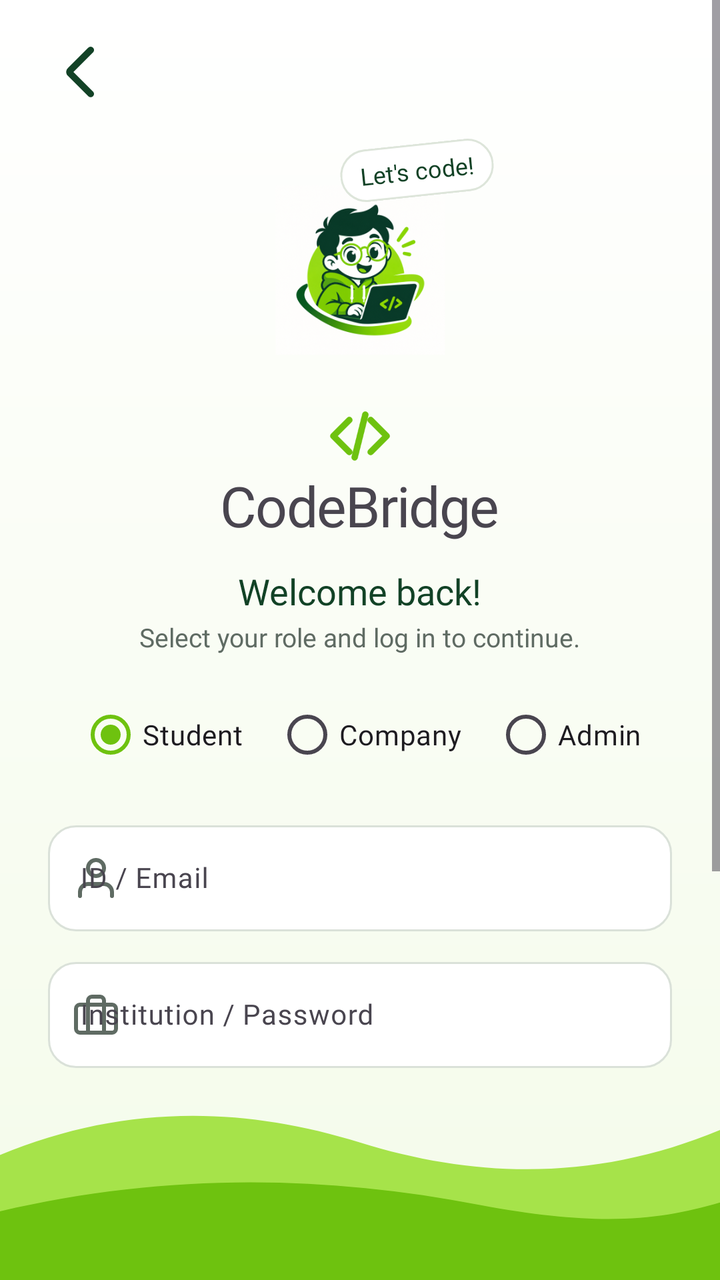
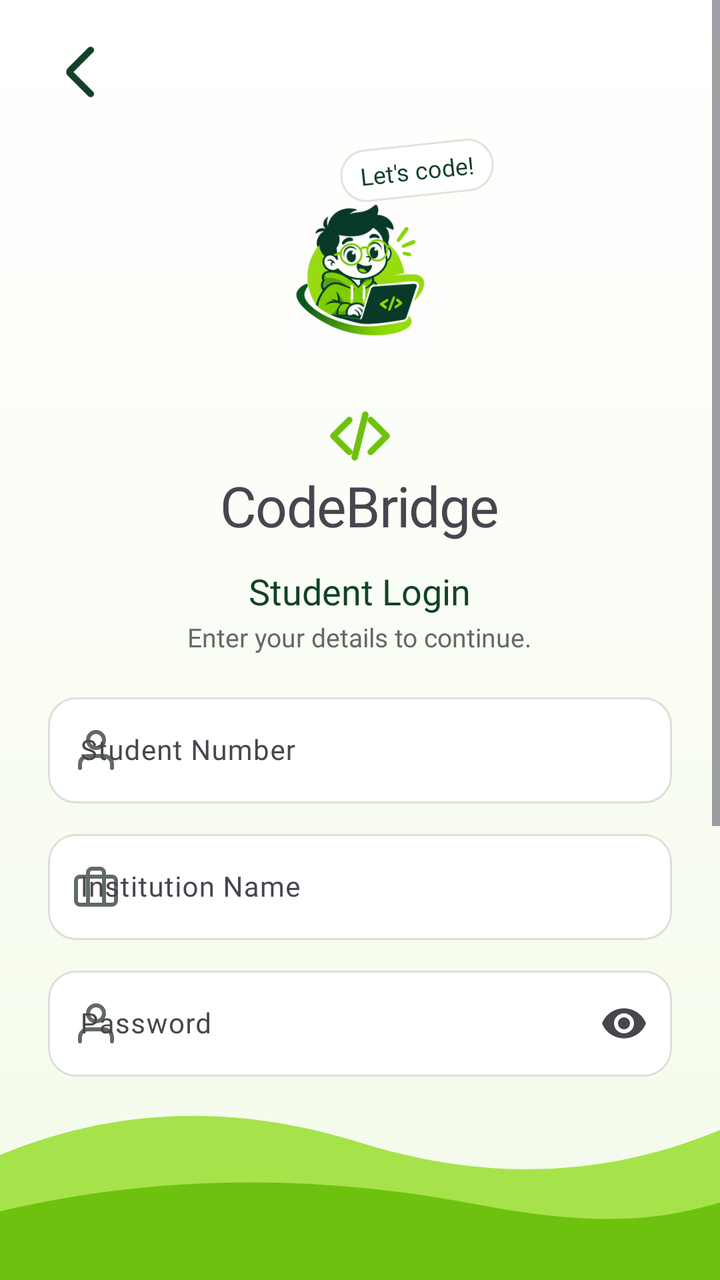

An Android layout rendered at two revisions. The XML below is the earlier revision; the diff shows what the commit changed to produce the second picture.
<!-- AndroidManifest.xml: application theme Theme.CodeBridge -->
<!-- res/layout/fragment_login.xml -->
<?xml version="1.0" encoding="utf-8"?>
<androidx.constraintlayout.widget.ConstraintLayout xmlns:android="http://schemas.android.com/apk/res/android"
    xmlns:app="http://schemas.android.com/apk/res-auto"
    android:layout_width="match_parent"
    android:layout_height="match_parent"
    android:background="@drawable/bg_splash">

    <ImageView
        android:id="@+id/ivWave"
        android:layout_width="match_parent"
        android:layout_height="100dp"
        android:importantForAccessibility="no"
        android:scaleType="fitXY"
        android:src="@drawable/wave_bottom"
        app:layout_constraintBottom_toBottomOf="parent" />

    <ScrollView
        android:layout_width="match_parent"
        android:layout_height="0dp"
        android:fillViewport="true"
        app:layout_constraintBottom_toTopOf="@id/ivWave"
        app:layout_constraintTop_toTopOf="parent">

        <LinearLayout
            android:layout_width="match_parent"
            android:layout_height="wrap_content"
            android:gravity="center_horizontal"
            android:orientation="vertical"
            android:paddingStart="24dp"
            android:paddingTop="12dp"
            android:paddingEnd="24dp"
            android:paddingBottom="8dp">

            <ImageButton
                android:id="@+id/btnBack"
                android:layout_width="48dp"
                android:layout_height="48dp"
                android:layout_gravity="start"
                android:background="?attr/selectableItemBackgroundBorderless"
                android:contentDescription="Back"
                android:padding="8dp"
                android:scaleType="fitCenter"
                android:src="@drawable/ic_arrow_back"
                app:tint="@color/cb_dark_green" />

            <androidx.constraintlayout.widget.ConstraintLayout
                android:layout_width="wrap_content"
                android:layout_height="140dp"
                android:layout_gravity="center_horizontal">

                <ImageView
                    android:id="@+id/ivMascot"
                    android:layout_width="150dp"
                    android:layout_height="130dp"
                    android:contentDescription="CodeBridge mascot"
                    android:scaleType="fitCenter"
                    android:src="@drawable/code_launcher"
                    app:layout_constraintBottom_toBottomOf="parent"
                    app:layout_constraintEnd_toEndOf="parent"
                    app:layout_constraintStart_toStartOf="parent" />

                <TextView
                    android:layout_width="wrap_content"
                    android:layout_height="wrap_content"
                    android:layout_marginTop="2dp"
                    android:layout_marginEnd="8dp"
                    android:background="@drawable/bg_speech_bubble"
                    android:fontFamily="@font/nunito_extrabold"
                    android:paddingHorizontal="10dp"
                    android:paddingVertical="5dp"
                    android:rotation="-6"
                    android:text="Let's code!"
                    android:textColor="@color/cb_dark_green"
                    android:textSize="12sp"
                    app:layout_constraintEnd_toEndOf="@id/ivMascot"
                    app:layout_constraintTop_toTopOf="@id/ivMascot" />
            </androidx.constraintlayout.widget.ConstraintLayout>

            <ImageView
                android:layout_width="32dp"
                android:layout_height="32dp"
                android:layout_marginTop="2dp"
                android:importantForAccessibility="no"
                android:src="@drawable/ic_code_brackets" />

            <TextView
                android:id="@+id/tvBrand"
                android:layout_width="wrap_content"
                android:layout_height="wrap_content"
                android:fontFamily="@font/nunito_extrabold"
                android:letterSpacing="-0.02"
                android:text="CodeBridge"
                android:textSize="28sp" />

            <TextView
                android:layout_width="wrap_content"
                android:layout_height="wrap_content"
                android:layout_marginTop="12dp"
                android:fontFamily="@font/nunito_extrabold"
                android:text="Welcome back!"
                android:textColor="@color/cb_dark_green"
                android:textSize="18sp" />

            <TextView
                android:layout_width="wrap_content"
                android:layout_height="wrap_content"
                android:layout_marginTop="2dp"
                android:fontFamily="@font/nunito_regular"
                android:text="Select your role and log in to continue."
                android:textColor="@color/cb_text_secondary"
                android:textSize="13sp" />

            
            <RadioGroup
                android:id="@+id/roleGroup"
                android:layout_width="match_parent"
                android:layout_height="wrap_content"
                android:layout_marginTop="16dp"
                android:gravity="center"
                android:orientation="horizontal">

                <RadioButton
                    android:id="@+id/radioStudent"
                    android:layout_width="wrap_content"
                    android:layout_height="wrap_content"
                    android:layout_marginEnd="16dp"
                    android:checked="true"
                    android:fontFamily="@font/nunito_regular"
                    android:text="Student" />

                <RadioButton
                    android:id="@+id/radioCompany"
                    android:layout_width="wrap_content"
                    android:layout_height="wrap_content"
                    android:layout_marginEnd="16dp"
                    android:fontFamily="@font/nunito_regular"
                    android:text="Company" />

                <RadioButton
                    android:id="@+id/radioAdmin"
                    android:layout_width="wrap_content"
                    android:layout_height="wrap_content"
                    android:fontFamily="@font/nunito_regular"
                    android:text="Admin" />
            </RadioGroup>

            <com.google.android.material.textfield.TextInputLayout
                android:id="@+id/tilStudentNumber"
                style="@style/Widget.Material3.TextInputLayout.OutlinedBox"
                android:layout_width="match_parent"
                android:layout_height="wrap_content"
                android:layout_marginTop="16dp"
                android:hint="ID / Email"
                app:boxBackgroundColor="@android:color/white"
                app:boxCornerRadiusBottomEnd="14dp"
                app:boxCornerRadiusBottomStart="14dp"
                app:boxCornerRadiusTopEnd="14dp"
                app:boxCornerRadiusTopStart="14dp"
                app:boxStrokeColor="@drawable/box_stroke"
                app:boxStrokeWidth="1dp"
                app:boxStrokeWidthFocused="2dp"
                app:startIconDrawable="@drawable/ic_cb_user"
                app:startIconTint="@color/cb_text_secondary">

                <com.google.android.material.textfield.TextInputEditText
                    android:id="@+id/etStudentNumber"
                    android:layout_width="match_parent"
                    android:layout_height="wrap_content"
                    android:fontFamily="@font/nunito_regular"
                    android:inputType="text"
                    android:textSize="14sp" />
            </com.google.android.material.textfield.TextInputLayout>

            <com.google.android.material.textfield.TextInputLayout
                android:id="@+id/tilInstitution"
                style="@style/Widget.Material3.TextInputLayout.OutlinedBox"
                android:layout_width="match_parent"
                android:layout_height="wrap_content"
                android:layout_marginTop="10dp"
                android:hint="Institution / Password"
                app:boxBackgroundColor="@android:color/white"
                app:boxCornerRadiusBottomEnd="14dp"
                app:boxCornerRadiusBottomStart="14dp"
                app:boxCornerRadiusTopEnd="14dp"
                app:boxCornerRadiusTopStart="14dp"
                app:boxStrokeColor="@drawable/box_stroke"
                app:boxStrokeWidth="1dp"
                app:boxStrokeWidthFocused="2dp"
                app:startIconDrawable="@drawable/ic_cb_brief"
                app:startIconTint="@color/cb_text_secondary">

                <com.google.android.material.textfield.TextInputEditText
                    android:id="@+id/etInstitution"
                    android:layout_width="match_parent"
                    android:layout_height="wrap_content"
                    android:fontFamily="@font/nunito_regular"
                    android:inputType="text"
                    android:textSize="14sp" />
            </com.google.android.material.textfield.TextInputLayout>

            <com.google.android.material.button.MaterialButton
                android:id="@+id/btnLogin"
                android:layout_width="match_parent"
                android:layout_height="50dp"
                android:layout_marginTop="10dp"
                android:backgroundTint="@color/cb_green"
                android:fontFamily="@font/nunito_extrabold"
                android:text="Log In"
                android:textAllCaps="false"
                android:textColor="@android:color/white"
                android:textSize="15sp"
                app:cornerRadius="25dp" />

            
            <LinearLayout
                android:layout_width="match_parent"
                android:layout_height="wrap_content"
                android:layout_marginTop="16dp"
                android:gravity="center"
                android:orientation="horizontal">

                <TextView
                    android:id="@+id/tvRegisterStudent"
                    android:layout_width="wrap_content"
                    android:layout_height="wrap_content"
                    android:padding="8dp"
                    android:text="New Student? Register"
                    android:textColor="@color/cb_dark_green"
                    android:textStyle="bold" />

                <TextView
                    android:layout_width="wrap_content"
                    android:layout_height="wrap_content"
                    android:text=" | "
                    android:textColor="@color/cb_text_secondary" />

                <TextView
                    android:id="@+id/tvRegisterCompany"
                    android:layout_width="wrap_content"
                    android:layout_height="wrap_content"
                    android:padding="8dp"
                    android:text="New Company? Register"
                    android:textColor="@color/cb_dark_green"
                    android:textStyle="bold" />
            </LinearLayout>

        </LinearLayout>
    </ScrollView>
</androidx.constraintlayout.widget.ConstraintLayout>
<!-- resources referenced by this layout -->
<resources>
  <color name="cb_dark_green">#124226</color>
  <color name="cb_green">#6EC20F</color>
  <color name="cb_text_secondary">#5F6B63</color>
  <!-- drawable bg_speech_bubble (drawable) -->
  <shape xmlns:android="http://schemas.android.com/apk/res/android" android:shape="rectangle">
      <solid android:color="@android:color/white" />
      <stroke android:width="1dp" android:color="@color/cb_stroke" />
      <corners android:radius="18dp" />
  </shape>
  <!-- drawable bg_splash (drawable) -->
  <shape xmlns:android="http://schemas.android.com/apk/res/android">
      <gradient
          android:angle="270"
          android:startColor="#FFFFFF"
          android:endColor="@color/cb_bg_top" />
  </shape>
  <!-- drawable box_stroke (drawable) -->
  <?xml version="1.0" encoding="utf-8"?>
  <selector xmlns:android="http://schemas.android.com/apk/res/android">
      <item android:state_focused="true" android:color="@color/cb_green" />
      <item android:color="@color/cb_stroke_soft" />
  </selector>
  <!-- drawable ic_arrow_back (drawable) -->
  <vector xmlns:android="http://schemas.android.com/apk/res/android" android:autoMirrored="true" android:height="24dp" android:tint="#656565" android:viewportHeight="960" android:viewportWidth="960" android:width="24dp">
        
      <path android:fillColor="@android:color/white" android:pathData="M142,480L436,774Q451,789 450.5,809Q450,829 435,844Q420,859 400,859Q380,859 365,844L57,537Q45,525 39,510Q33,495 33,480Q33,465 39,450Q45,435 57,423L365,115Q380,100 400.5,100.5Q421,101 436,116Q451,131 451,151Q451,171 436,186L142,480Z"/>
      
  </vector>
  <!-- drawable ic_cb_user (drawable) -->
  <?xml version="1.0" encoding="utf-8"?>
  <vector xmlns:android="http://schemas.android.com/apk/res/android"
      android:width="24dp" android:height="24dp" android:viewportWidth="24" android:viewportHeight="24">
      <path android:pathData="M20 21v-2a4 4 0 0 0-4-4H8a4 4 0 0 0-4 4v2" android:strokeColor="#FF121212" android:strokeWidth="2" android:strokeLineCap="round" android:strokeLineJoin="round"/>
      <path android:pathData="M8.0,7.0 a4.0,4.0 0 1,0 8.0,0 a4.0,4.0 0 1,0 -8.0,0" android:strokeColor="#FF121212" android:strokeWidth="2" android:strokeLineCap="round" android:strokeLineJoin="round"/>
  </vector>
  <!-- drawable ic_code_brackets (drawable) -->
  <vector xmlns:android="http://schemas.android.com/apk/res/android"
      android:width="48dp" android:height="48dp"
      android:viewportWidth="24" android:viewportHeight="24">
      <path
          android:pathData="M8,6 L2,12 L8,18 M16,6 L22,12 L16,18 M14,4 L10,20"
          android:strokeColor="@color/cb_green"
          android:strokeWidth="2.4"
          android:strokeLineCap="round"
          android:strokeLineJoin="round" />
  </vector>
  <!-- drawable wave_bottom (drawable) -->
  <vector xmlns:android="http://schemas.android.com/apk/res/android"
      android:width="360dp" android:height="160dp"
      android:viewportWidth="360" android:viewportHeight="160">
      <path
          android:fillColor="@color/cb_green_light"
          android:pathData="M0,60 C60,20 120,20 180,50 C240,80 300,80 360,40 L360,160 L0,160 Z" />
      <path
          android:fillColor="@color/cb_green"
          android:pathData="M0,105 C80,75 160,75 240,100 C300,118 330,112 360,98 L360,160 L0,160 Z" />
  </vector>
  <style name="Theme.CodeBridge" parent="Theme.Material3.Light.NoActionBar">
          <item name="colorPrimary">@color/cb_green</item>
          <item name="colorOnPrimary">@color/cb_ink</item>
          <item name="android:statusBarColor">@color/cb_bg</item>
          <item name="android:navigationBarColor">@color/cb_bg</item>
          <item name="android:windowLightStatusBar">true</item>
      </style>
  <color name="cb_stroke">#DDE5DA</color>
  <color name="cb_bg_top">#F4FBEA</color>
  <color name="cb_stroke_soft">#66A3B3A0</color>
  <color name="cb_green_light">#A6E34A</color>
  <color name="cb_ink">#121212</color>
  <color name="cb_bg">#FFFFFF</color>
  <!-- unchanged entries left out for length: 2 -->
</resources>

<!-- the commit's change to res/layout/fragment_login.xml (unified diff, before → after) -->
@@ -93,56 +93,24 @@
                 android:textSize="28sp" />
 
             <TextView
+                android:id="@+id/tvWelcomeTitle"
                 android:layout_width="wrap_content"
                 android:layout_height="wrap_content"
                 android:layout_marginTop="12dp"
                 android:fontFamily="@font/nunito_extrabold"
-                android:text="Welcome back!"
+                android:text="Student Login"
                 android:textColor="@color/cb_dark_green"
                 android:textSize="18sp" />
 
             <TextView
+                android:id="@+id/tvWelcomeSubtitle"
                 android:layout_width="wrap_content"
                 android:layout_height="wrap_content"
                 android:layout_marginTop="2dp"
                 android:fontFamily="@font/nunito_regular"
-                android:text="Select your role and log in to continue."
+                android:text="Enter your details to continue."
                 android:textColor="@color/cb_text_secondary"
                 android:textSize="13sp" />
-
-            
-            <RadioGroup
-                android:id="@+id/roleGroup"
-                android:layout_width="match_parent"
-                android:layout_height="wrap_content"
-                android:layout_marginTop="16dp"
-                android:gravity="center"
-                android:orientation="horizontal">
-
-                <RadioButton
-                    android:id="@+id/radioStudent"
-                    android:layout_width="wrap_content"
-                    android:layout_height="wrap_content"
-                    android:layout_marginEnd="16dp"
-                    android:checked="true"
-                    android:fontFamily="@font/nunito_regular"
-                    android:text="Student" />
-
-                <RadioButton
-                    android:id="@+id/radioCompany"
-                    android:layout_width="wrap_content"
-                    android:layout_height="wrap_content"
-                    android:layout_marginEnd="16dp"
-                    android:fontFamily="@font/nunito_regular"
-                    android:text="Company" />
-
-                <RadioButton
-                    android:id="@+id/radioAdmin"
-                    android:layout_width="wrap_content"
-                    android:layout_height="wrap_content"
-                    android:fontFamily="@font/nunito_regular"
-                    android:text="Admin" />
-            </RadioGroup>
 
             <com.google.android.material.textfield.TextInputLayout
                 android:id="@+id/tilStudentNumber"
@@ -150,7 +118,7 @@
                 android:layout_width="match_parent"
                 android:layout_height="wrap_content"
                 android:layout_marginTop="16dp"
-                android:hint="ID / Email"
+                android:hint="Student Number"
                 app:boxBackgroundColor="@android:color/white"
                 app:boxCornerRadiusBottomEnd="14dp"
                 app:boxCornerRadiusBottomStart="14dp"
@@ -177,7 +145,7 @@
                 android:layout_width="match_parent"
                 android:layout_height="wrap_content"
                 android:layout_marginTop="10dp"
-                android:hint="Institution / Password"
+                android:hint="Institution Name"
                 app:boxBackgroundColor="@android:color/white"
                 app:boxCornerRadiusBottomEnd="14dp"
                 app:boxCornerRadiusBottomStart="14dp"
@@ -198,11 +166,39 @@
                     android:textSize="14sp" />
             </com.google.android.material.textfield.TextInputLayout>
 
+            <com.google.android.material.textfield.TextInputLayout
+                android:id="@+id/tilPassword"
+                style="@style/Widget.Material3.TextInputLayout.OutlinedBox"
+                android:layout_width="match_parent"
+                android:layout_height="wrap_content"
+                android:layout_marginTop="10dp"
+                android:hint="Password"
+                app:boxBackgroundColor="@android:color/white"
+                app:boxCornerRadiusBottomEnd="14dp"
+                app:boxCornerRadiusBottomStart="14dp"
+                app:boxCornerRadiusTopEnd="14dp"
+                app:boxCornerRadiusTopStart="14dp"
+                app:boxStrokeColor="@drawable/box_stroke"
+                app:boxStrokeWidth="1dp"
+                app:boxStrokeWidthFocused="2dp"
+                app:endIconMode="password_toggle"
+                app:startIconDrawable="@drawable/ic_cb_user"
+                app:startIconTint="@color/cb_text_secondary">
+
+                <com.google.android.material.textfield.TextInputEditText
+                    android:id="@+id/etPassword"
+                    android:layout_width="match_parent"
+                    android:layout_height="wrap_content"
+                    android:fontFamily="@font/nunito_regular"
+                    android:inputType="textPassword" 
+                    android:textSize="14sp" />
+            </com.google.android.material.textfield.TextInputLayout>
+
             <com.google.android.material.button.MaterialButton
                 android:id="@+id/btnLogin"
                 android:layout_width="match_parent"
                 android:layout_height="50dp"
-                android:layout_marginTop="10dp"
+                android:layout_marginTop="16dp"
                 android:backgroundTint="@color/cb_green"
                 android:fontFamily="@font/nunito_extrabold"
                 android:text="Log In"
@@ -211,37 +207,31 @@
                 android:textSize="15sp"
                 app:cornerRadius="25dp" />
 
-            
             <LinearLayout
                 android:layout_width="match_parent"
                 android:layout_height="wrap_content"
                 android:layout_marginTop="16dp"
                 android:gravity="center"
-                android:orientation="horizontal">
+                android:orientation="vertical">
 
                 <TextView
-                    android:id="@+id/tvRegisterStudent"
+                    android:id="@+id/tvRegisterLink"
                     android:layout_width="wrap_content"
                     android:layout_height="wrap_content"
                     android:padding="8dp"
-                    android:text="New Student? Register"
+                    android:text="New Student? Register here"
                     android:textColor="@color/cb_dark_green"
                     android:textStyle="bold" />
 
                 <TextView
+                    android:id="@+id/tvToggleMode"
                     android:layout_width="wrap_content"
                     android:layout_height="wrap_content"
-                    android:text=" | "
-                    android:textColor="@color/cb_text_secondary" />
-
-                <TextView
-                    android:id="@+id/tvRegisterCompany"
-                    android:layout_width="wrap_content"
-                    android:layout_height="wrap_content"
+                    android:layout_marginTop="8dp"
                     android:padding="8dp"
-                    android:text="New Company? Register"
-                    android:textColor="@color/cb_dark_green"
-                    android:textStyle="bold" />
+                    android:text="Registering as a Company? Click here"
+                    android:textColor="@color/cb_text_secondary"
+                    android:textStyle="italic" />
             </LinearLayout>
 
         </LinearLayout>
